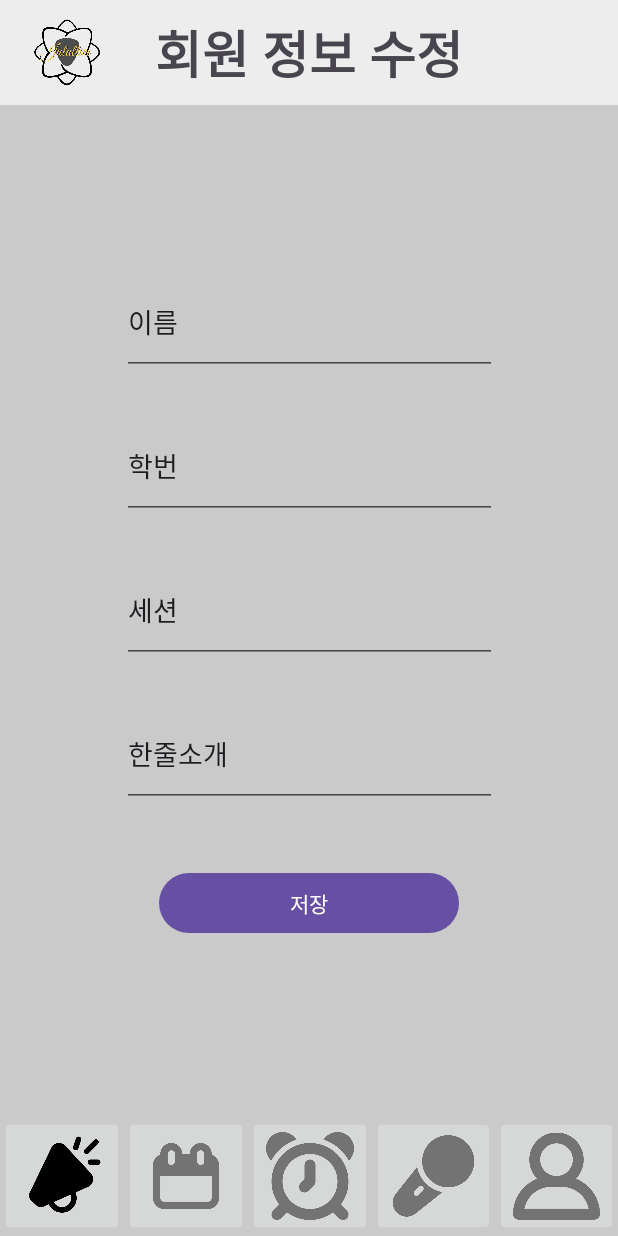
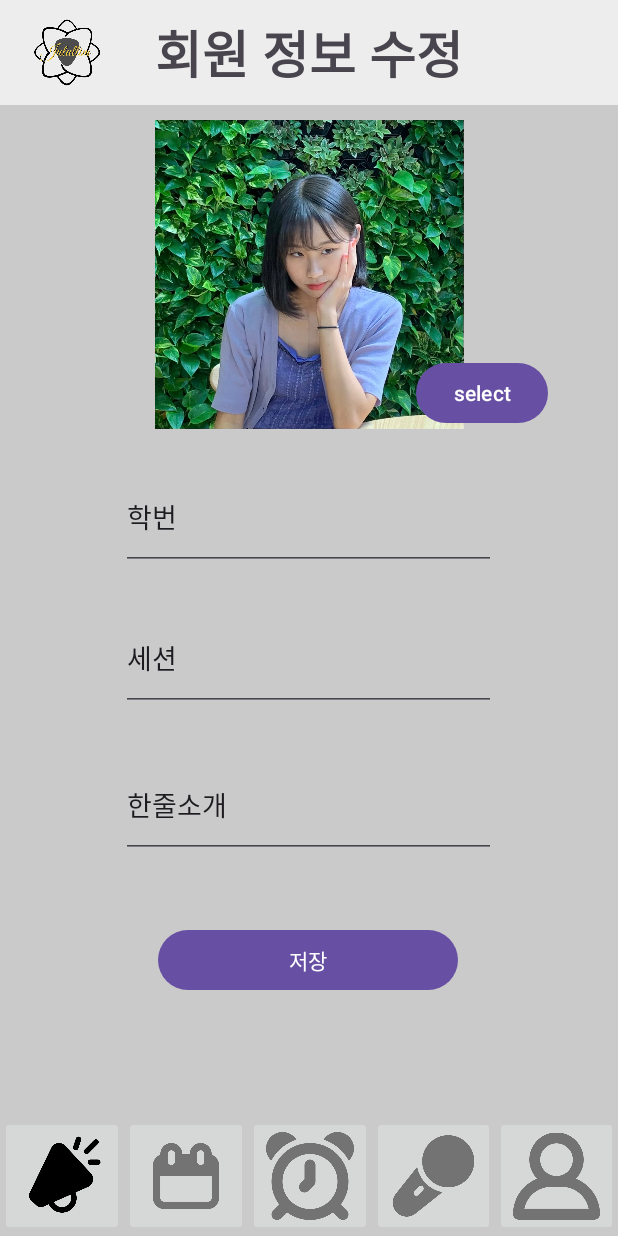
Before and after one commit to Haro5970/Jul_Allim, an Android app: the fragment ProfileFragment placed in its activity, after a tap on "수정하기", on a phone screen of 412 x 824 dp. Run offline under Robolectric (Android 15) with nearby library versions, the phone set to English and light mode, and no system bars; our stand-ins replace Firebase (no records; nobody signed in at launch, a user with empty details on screens opened directly).

Commit message:
별하개많이만듦ㅋㅋ

```diff
--- a/app/build.gradle.kts
+++ b/app/build.gradle.kts
@@ -49,11 +49,12 @@ dependencies {
     testImplementation("junit:junit:4.13.2")
     androidTestImplementation("androidx.test.ext:junit:1.1.5")
     androidTestImplementation("androidx.test.espresso:espresso-core:3.5.1")
-
     implementation(platform("com.google.firebase:firebase-bom:32.4.1"))
     implementation("com.google.firebase:firebase-analytics-ktx")
     implementation("com.google.firebase:firebase-database-ktx:20.3.0")
     implementation("androidx.lifecycle:lifecycle-runtime-ktx:2.5.1")
     implementation("androidx.activity:activity-ktx:1.6.1")
     implementation("androidx.fragment:fragment-ktx:1.5.4")
+    implementation ("com.github.bumptech.glide:glide:4.12.0")
+    annotationProcessor ("com.github.bumptech.glide:compiler:4.12.0")
 }
--- a/app/src/main/java/com/example/jul_allim/MainActivity.kt
+++ b/app/src/main/java/com/example/jul_allim/MainActivity.kt
@@ -20,6 +20,7 @@ class MainActivity : AppCompatActivity() {
     companion object{
         private var instance:MainActivity? = null
         var IsAdmin: Boolean = false
+        val myname: String = "배별하"
         fun getInstance(): MainActivity? {
             return instance
         }
--- a/app/src/main/java/com/example/jul_allim/repository/StudentRepo.kt
+++ b/app/src/main/java/com/example/jul_allim/repository/StudentRepo.kt
@@ -1,21 +1,25 @@
 package com.example.jul_allim.repository
 
+import android.util.Log
 import androidx.lifecycle.LiveData
 import androidx.lifecycle.MutableLiveData
+import com.example.jul_allim.MainActivity
+import com.example.jul_allim.ProfileFragment
 import com.example.jul_allim.Student
 import com.google.firebase.Firebase
 import com.google.firebase.database.DataSnapshot
 import com.google.firebase.database.DatabaseError
 import com.google.firebase.database.ValueEventListener
 import com.google.firebase.database.database
+import java.sql.Struct
 
 class StudentRepo {
 
-    //livedata 반환
-    fun getData():LiveData<MutableList<Student>> {
-       val mutableData = MutableLiveData<MutableList<Student>> ()
-        val database = Firebase.database
-        val myRef = database.getReference("Student")
+    private val database = Firebase.database
+
+    val myRef = database.getReference("Student")
+    // Modify the function to take parameters
+    fun getData(studentList: MutableLiveData<MutableList<Student>>) {
 
         // 데이터 변경
         myRef.addValueEventListener(object : ValueEventListener{
@@ -29,7 +33,7 @@ class StudentRepo {
                         listData.add(getData!!)
 
                         // MutableLiveData에 현재 리스트 값을 설정하여 Observer에 통지
-                        mutableData.value = listData
+                        studentList.postValue(listData)
                     }
                 }
             }
@@ -40,10 +44,24 @@ class StudentRepo {
             }
 
         })
-
-        return mutableData
+    }
 
 
+    // 내 정보만 수정
+
+    fun profileUpdate(id: String, session: String, line: String, image: String){
+        myRef.get().addOnSuccessListener{std->
+            std.children.forEach {ch->
+
+                val v = ch.value as HashMap<String,String>
+                if (v.get("name") == MainActivity.myname) {
+                    ch.ref.child("id").setValue(id)
+                    ch.ref.child("line").setValue(line)
+                    ch.ref.child("session").setValue(session)
+                    ch.ref.child("image").setValue(image)
+                }
+            }
+        }
 
     }
 }
--- a/app/src/main/java/com/example/jul_allim/viewmodel/StudentVM.kt
+++ b/app/src/main/java/com/example/jul_allim/viewmodel/StudentVM.kt
@@ -10,13 +10,19 @@ class StudentVM : ViewModel() {
 
     //레포지토리 객체 생성
     private val repo = StudentRepo()
+
+    // Create a MutableLiveData object
+    private val studentList = MutableLiveData<MutableList<Student>>()
+
     //livedata 반환
     fun fetchData():LiveData<MutableList<Student>> {
-        val mutableData = MutableLiveData<MutableList<Student>>()
-        repo.getData().observeForever {
-            mutableData.value = it
-        }
+        repo.getData(studentList)
 
-        return mutableData
+        return studentList
+    }
+
+    fun updateprof(num: String, ss: String, line: String, pic: String) {
+        repo.profileUpdate(num,ss,line,pic)
+
     }
 }
--- a/app/src/main/res/layout/fragment_profile_edit.xml
+++ b/app/src/main/res/layout/fragment_profile_edit.xml
@@ -7,63 +7,76 @@
     android:layout_height="match_parent"
     tools:context=".ProfileEditFragment" >
 
-    <EditText
-        android:id="@+id/editname"
-        android:layout_width="250dp"
-        android:layout_height="70dp"
-        android:layout_marginTop="100dp"
-        android:ems="10"
-        android:hint="이름"
-        android:inputType="text"
-        android:text="이름"
+    <ImageView
+        android:id="@+id/imageView2"
+        android:layout_width="0dp"
+        android:layout_height="0dp"
+        android:layout_marginStart="100dp"
+        android:layout_marginEnd="100dp"
+        android:layout_marginBottom="24dp"
+        android:src="@drawable/julullim_icon"
+        app:layout_constraintBottom_toTopOf="@+id/editstnum"
         app:layout_constraintEnd_toEndOf="parent"
         app:layout_constraintStart_toStartOf="parent"
         app:layout_constraintTop_toTopOf="parent" />
+
+    <Button
+        android:id="@+id/button"
+        android:layout_width="wrap_content"
+        android:layout_height="wrap_content"
+        android:layout_marginStart="230dp"
+        android:text="select"
+        app:layout_constraintBottom_toBottomOf="@+id/imageView2"
+        app:layout_constraintEnd_toEndOf="parent"
+        app:layout_constraintStart_toStartOf="parent" />
+
+    <Button
+        android:id="@+id/button2"
+        android:layout_width="200dp"
+        android:layout_height="wrap_content"
+        android:layout_marginTop="44dp"
+        android:text="저장"
+        app:layout_constraintEnd_toEndOf="parent"
+        app:layout_constraintHorizontal_bias="0.497"
+        app:layout_constraintStart_toStartOf="parent"
+        app:layout_constraintTop_toBottomOf="@+id/editline" />
+
+    <EditText
+        android:id="@+id/editsessoin"
+        android:layout_width="250dp"
+        android:layout_height="70dp"
+        android:layout_marginTop="24dp"
+        android:ems="10"
+        android:inputType="text"
+        android:text="세션"
+        app:layout_constraintEnd_toEndOf="parent"
+        app:layout_constraintHorizontal_bias="0.496"
+        app:layout_constraintStart_toStartOf="parent"
+        app:layout_constraintTop_toBottomOf="@+id/editstnum" />
 
     <EditText
         android:id="@+id/editstnum"
         android:layout_width="250dp"
         android:layout_height="70dp"
-        android:layout_marginTop="26dp"
+        android:layout_marginTop="230dp"
         android:ems="10"
         android:inputType="text"
         android:text="학번"
         app:layout_constraintEnd_toEndOf="parent"
+        app:layout_constraintHorizontal_bias="0.496"
         app:layout_constraintStart_toStartOf="parent"
-        app:layout_constraintTop_toBottomOf="@+id/editname" />
-
-    <EditText
-        android:id="@+id/editsessoin"
-        android:layout_width="250dp"
-        android:layout_height="70dp"
-        android:layout_marginTop="26dp"
-        android:ems="10"
-        android:inputType="text"
-        android:text="세션"
-        app:layout_constraintEnd_toEndOf="parent"
-        app:layout_constraintStart_toStartOf="parent"
-        app:layout_constraintTop_toBottomOf="@+id/editstnum" />
+        app:layout_constraintTop_toTopOf="parent" />
 
     <EditText
         android:id="@+id/editline"
         android:layout_width="250dp"
         android:layout_height="70dp"
-        android:layout_marginTop="26dp"
+        android:layout_marginTop="28dp"
         android:ems="10"
         android:inputType="text"
         android:text="한줄소개"
         app:layout_constraintEnd_toEndOf="parent"
-        app:layout_constraintHorizontal_bias="0.502"
+        app:layout_constraintHorizontal_bias="0.496"
         app:layout_constraintStart_toStartOf="parent"
         app:layout_constraintTop_toBottomOf="@+id/editsessoin" />
-
-    <Button
-        android:id="@+id/button2"
-        android:layout_width="200dp"
-        android:layout_height="wrap_content"
-        android:layout_marginTop="40dp"
-        android:text="저장"
-        app:layout_constraintEnd_toEndOf="parent"
-        app:layout_constraintStart_toStartOf="parent"
-        app:layout_constraintTop_toBottomOf="@+id/editline" />
 </androidx.constraintlayout.widget.ConstraintLayout>
```
Also changed, not shown: app/src/main/java/com/example/jul_allim/ProfileEditFragment.kt (+87 -46 lines), app/src/main/java/com/example/jul_allim/ProfileFragment.kt (+22 -2 lines), app/src/main/java/com/example/jul_allim/Student.kt.kt (+22 -2 lines), app/src/main/java/com/example/jul_allim/StudentsAdapter.kt (+7 -1 lines).
